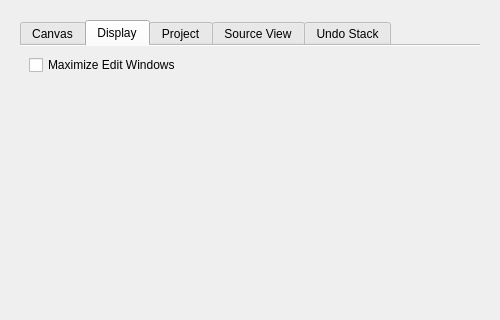
First picture: the form in UI/glitch-canvas-settings.ui, repository textbrowser/glitch, before the edit; both pictures show x 0 to 500 and y 0 to 320 of the 500 by 700 pixel window.
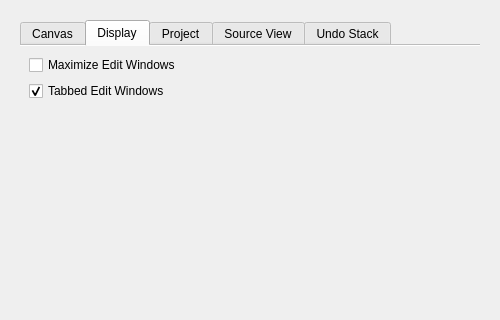
Second picture: the form after the edit. The open tabs and pages were chosen to show the change. Icons and pictures are not drawn.

Commit message: Tabbed edit windows.

The edit to the form file:
```diff
--- a/UI/glitch-canvas-settings.ui
+++ b/UI/glitch-canvas-settings.ui
@@ -532,6 +532,19 @@
              </property>
             </widget>
            </item>
+           <item>
+            <widget class="QCheckBox" name="tabbed_edit_windows">
+             <property name="toolTip">
+              <string>&lt;html&gt;&lt;head/&gt;&lt;body&gt;&lt;p&gt;New windows only.&lt;/p&gt;&lt;/body&gt;&lt;/html&gt;</string>
+             </property>
+             <property name="text">
+              <string>Tabbed Edit Windows</string>
+             </property>
+             <property name="checked">
+              <bool>true</bool>
+             </property>
+            </widget>
+           </item>
            <item>
             <spacer name="verticalSpacer_4">
              <property name="orientation">
```
Left out of the diff: 1 changed line with no effect on the pictures. The commit also changes 16 other files.
